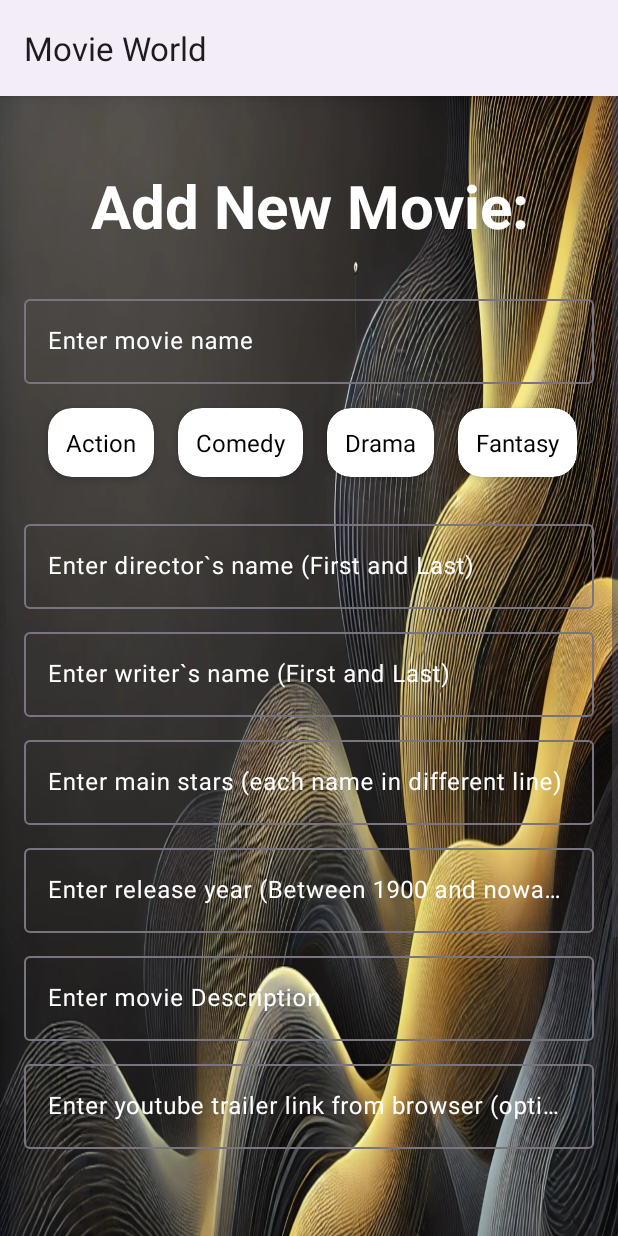
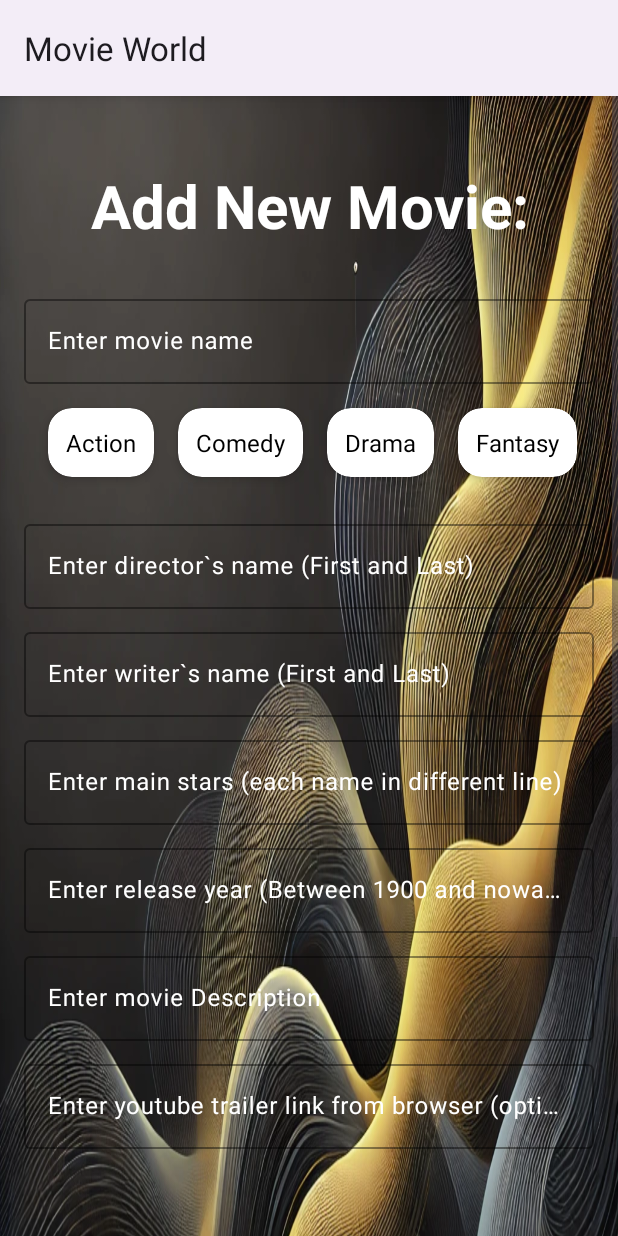
Before and after one commit to yuval-itzhak/Movie-World-App, an Android app: the AddMovieFragment screen opened through its navigation route, on a phone screen of 412 x 824 dp. Run offline under Robolectric (Android 15) with nearby library versions, the phone set to English and light mode, and no system bars; our stand-ins replace Room's generated code; pictures from the network do not load.

Commit message:
change the color of frame from purple to white & spesific string

```diff
--- a/app/build.gradle.kts
+++ b/app/build.gradle.kts
@@ -63,4 +63,6 @@ dependencies {
     androidTestImplementation(libs.androidx.junit)
     androidTestImplementation(libs.androidx.espresso.core)
     implementation("com.pierfrancescosoffritti.androidyoutubeplayer:core:12.1.1")
+    implementation ("com.google.android.material:material:1.9.0")
+
 }
--- a/app/src/main/res/layout/add_movie_layout.xml
+++ b/app/src/main/res/layout/add_movie_layout.xml
@@ -3,6 +3,7 @@
     xmlns:tools="http://schemas.android.com/tools"
     android:layout_width="match_parent"
     android:layout_height="match_parent"
+    xmlns:app="http://schemas.android.com/apk/res-auto"
     android:fillViewport="true">
 
     <LinearLayout
@@ -30,6 +31,8 @@
             style="@style/ThemeOverlay.Material3.AutoCompleteTextView.OutlinedBox.Dense"
             android:layout_width="match_parent"
             android:layout_height="wrap_content"
+            app:boxStrokeColor="@color/white"
+            app:hintTextColor="@color/white"
             android:textColor="@color/white"
             android:textColorHint="@color/white">
 
@@ -62,6 +65,8 @@
             android:layout_width="match_parent"
             android:layout_height="wrap_content"
             android:layout_marginTop="10dp"
+            app:boxStrokeColor="@color/white"
+            app:hintTextColor="@color/white"
             android:textColor="@color/white"
             android:textColorHint="@color/white">
 
@@ -80,6 +85,8 @@
             android:layout_height="wrap_content"
             android:layout_marginTop="10dp"
             android:textColor="@color/white"
+            app:boxStrokeColor="@color/white"
+            app:hintTextColor="@color/white"
             android:textColorHint="@color/white">
 
             <com.google.android.material.textfield.TextInputEditText
@@ -96,6 +103,8 @@
             android:layout_width="match_parent"
             android:layout_height="wrap_content"
             android:layout_marginTop="10dp"
+            app:boxStrokeColor="@color/white"
+            app:hintTextColor="@color/white"
             android:textColor="@color/white"
             android:textColorHint="@color/white">
 
@@ -112,6 +121,8 @@
             style="@style/ThemeOverlay.Material3.AutoCompleteTextView.OutlinedBox.Dense"
             android:layout_width="match_parent"
             android:layout_height="wrap_content"
+            app:boxStrokeColor="@color/white"
+            app:hintTextColor="@color/white"
             android:layout_marginTop="10dp"
             android:textColor="@color/white"
             android:textColorHint="@color/white">
@@ -130,6 +141,8 @@
             style="@style/ThemeOverlay.Material3.AutoCompleteTextView.OutlinedBox.Dense"
             android:layout_width="match_parent"
             android:layout_height="wrap_content"
+            app:boxStrokeColor="@color/white"
+            app:hintTextColor="@color/white"
             android:layout_marginTop="10dp"
             android:textColor="@color/white"
             android:textColorHint="@color/white">
@@ -149,7 +162,10 @@
             android:layout_height="wrap_content"
             android:layout_marginTop="10dp"
             android:textColor="@color/white"
+            app:boxStrokeColor="@color/white"
+            app:hintTextColor="@color/white"
             android:textColorHint="@color/white">
+
             <com.google.android.material.textfield.TextInputEditText
                 android:id="@+id/video_id_input"
                 android:layout_width="match_parent"
@@ -171,7 +187,7 @@
                 android:gravity="center_vertical"
                 android:orientation="vertical"
                 android:padding="16dp">
-                <!-- Pick Image Button -->
+
                 <Button
                     android:id="@+id/image_btn"
                     android:layout_width="match_parent"
```
Also changed, not shown: 1 other file.
